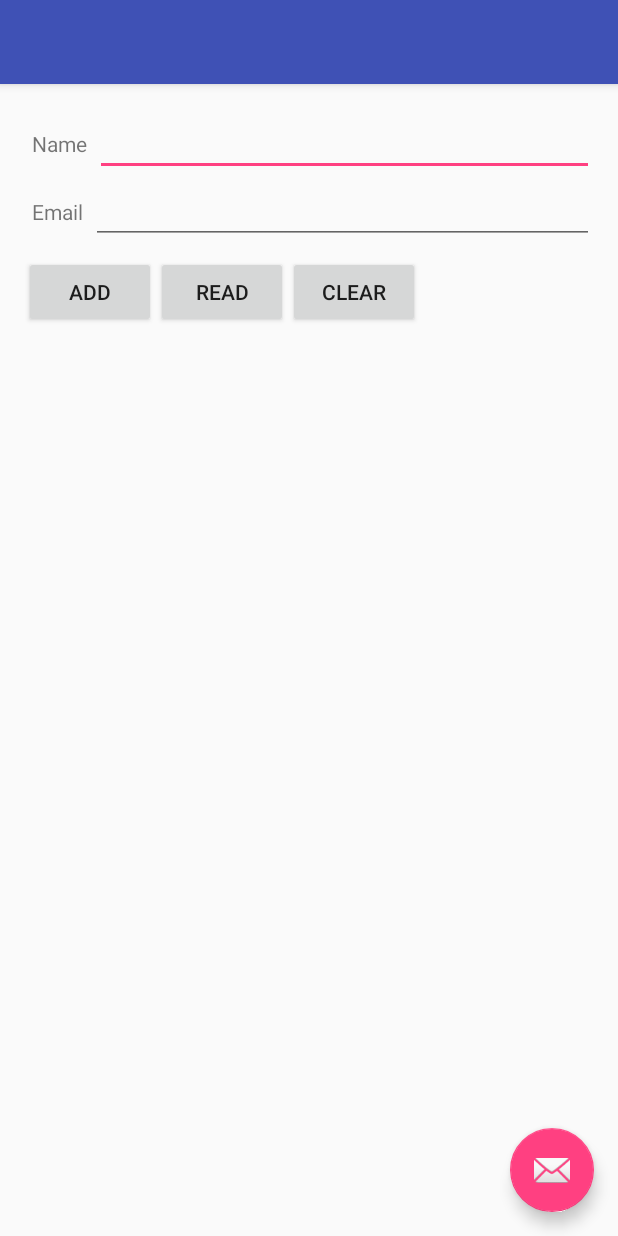
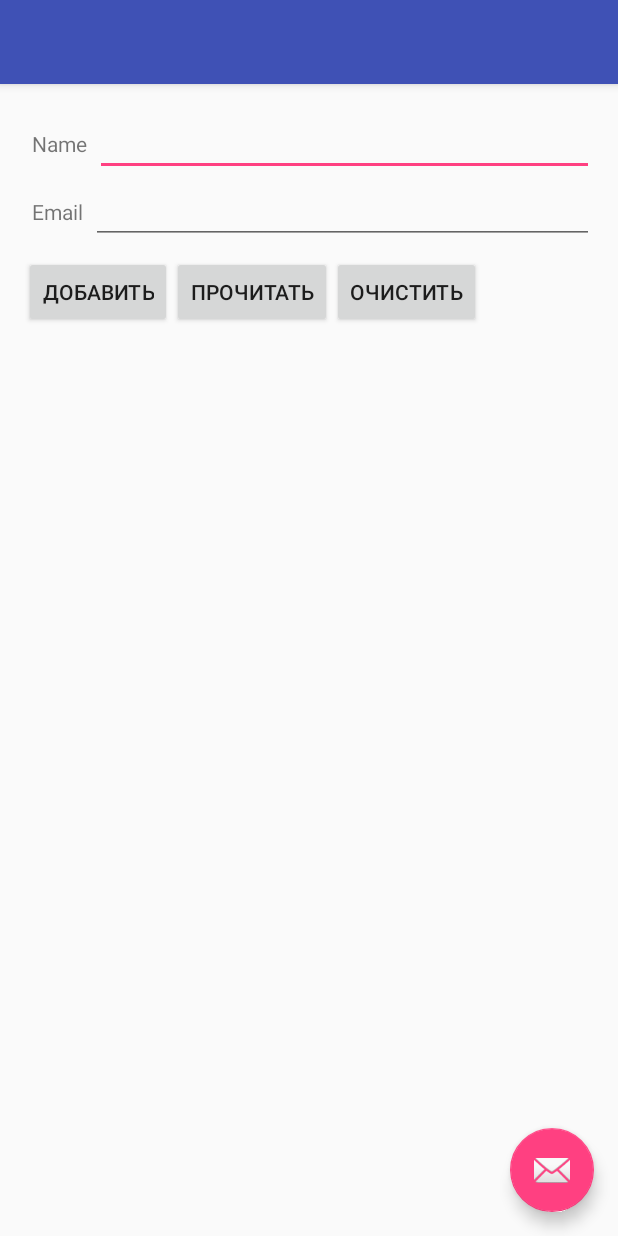
Before and after one commit to egolubev/Moneymeter, an Android app: the screen it shows after launch (MainActivity), on a phone screen of 412 x 824 dp. Run offline under Robolectric (Android 15) with nearby library versions, the phone set to English and light mode, and no system bars.

Commit message:
Обновил кнопки

```diff
--- a/app/src/main/res/layout/content_main.xml
+++ b/app/src/main/res/layout/content_main.xml
@@ -62,19 +62,19 @@
             android:id="@+id/btnAdd"
             android:layout_width="wrap_content"
             android:layout_height="wrap_content"
-            android:text="Add">
+            android:text="Добавить">
         </Button>
         <Button
             android:id="@+id/btnRead"
             android:layout_width="wrap_content"
             android:layout_height="wrap_content"
-            android:text="Read">
+            android:text="Прочитать">
         </Button>
         <Button
             android:id="@+id/btnClear"
             android:layout_width="wrap_content"
             android:layout_height="wrap_content"
-            android:text="Clear">
+            android:text="Очистить">
         </Button>
     </LinearLayout>
 </RelativeLayout>
```
